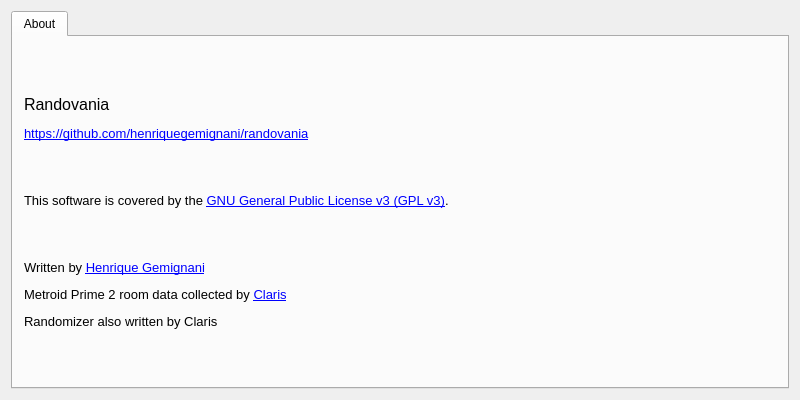
This is randovania/gui/mainwindow.ui in randovania/randovania as Qt 5 draws it before an edit. The edited form follows.
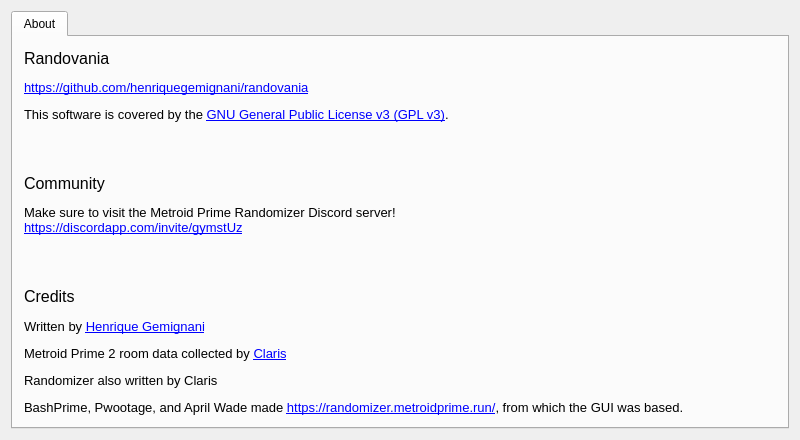
This is the edited form.

Commit message: Make the History window the default one, remove Seed Searching

The edit to the form file:
```diff
--- a/randovania/gui/mainwindow.ui
+++ b/randovania/gui/mainwindow.ui
@@ -40,7 +40,10 @@
         <item row="0" column="0">
          <widget class="QLabel" name="label">
           <property name="text">
-           <string>&lt;html&gt;&lt;head/&gt;&lt;body&gt;&lt;p&gt;&lt;span style=&quot; font-size:12pt;&quot;&gt;Randovania&lt;/span&gt;&lt;/p&gt;&lt;p&gt;&lt;a href=&quot;https://github.com/henriquegemignani/randovania&quot;&gt;&lt;span style=&quot; font-size:10pt; text-decoration: underline; color:#0000ff;&quot;&gt;https://github.com/henriquegemignani/randovania&lt;/span&gt;&lt;/a&gt;&lt;/p&gt;&lt;p&gt;&lt;br/&gt;&lt;/p&gt;&lt;p&gt;&lt;span style=&quot; font-size:10pt;&quot;&gt;This software is covered by the &lt;/span&gt;&lt;a href=&quot;https://www.gnu.org/licenses/gpl-3.0.en.html&quot;&gt;&lt;span style=&quot; font-size:10pt; text-decoration: underline; color:#0000ff;&quot;&gt;GNU General Public License v3 (GPL v3)&lt;/span&gt;&lt;/a&gt;&lt;span style=&quot; font-size:10pt;&quot;&gt;.&lt;/span&gt;&lt;/p&gt;&lt;p&gt;&lt;br/&gt;&lt;/p&gt;&lt;p&gt;&lt;span style=&quot; font-size:10pt;&quot;&gt;Written by &lt;/span&gt;&lt;a href=&quot;https://github.com/henriquegemignani/&quot;&gt;&lt;span style=&quot; font-size:10pt; text-decoration: underline; color:#0000ff;&quot;&gt;Henrique Gemignani&lt;/span&gt;&lt;/a&gt;&lt;/p&gt;&lt;p&gt;&lt;span style=&quot; font-size:10pt;&quot;&gt;Metroid Prime 2 room data collected by &lt;/span&gt;&lt;a href=&quot;https://twitter.com/ClarisRobyn&quot;&gt;&lt;span style=&quot; font-size:10pt; text-decoration: underline; color:#0000ff;&quot;&gt;Claris&lt;/span&gt;&lt;/a&gt;&lt;/p&gt;&lt;p&gt;&lt;span style=&quot; font-size:10pt;&quot;&gt;Randomizer also written by Claris&lt;/span&gt;&lt;/p&gt;&lt;/body&gt;&lt;/html&gt;</string>
+           <string>&lt;html&gt;&lt;head/&gt;&lt;body&gt;&lt;p&gt;&lt;span style=&quot; font-size:12pt;&quot;&gt;Randovania&lt;/span&gt;&lt;/p&gt;&lt;p&gt;&lt;a href=&quot;https://github.com/henriquegemignani/randovania&quot;&gt;&lt;span style=&quot; font-size:10pt; text-decoration: underline; color:#0000ff;&quot;&gt;https://github.com/henriquegemignani/randovania&lt;/span&gt;&lt;/a&gt;&lt;/p&gt;&lt;p&gt;&lt;span style=&quot; font-size:10pt;&quot;&gt;This software is covered by the &lt;/span&gt;&lt;a href=&quot;https://www.gnu.org/licenses/gpl-3.0.en.html&quot;&gt;&lt;span style=&quot; font-size:10pt; text-decoration: underline; color:#0000ff;&quot;&gt;GNU General Public License v3 (GPL v3)&lt;/span&gt;&lt;/a&gt;&lt;span style=&quot; font-size:10pt;&quot;&gt;.&lt;/span&gt;&lt;/p&gt;&lt;p&gt;&lt;br/&gt;&lt;/p&gt;&lt;p&gt;&lt;span style=&quot; font-size:12pt;&quot;&gt;Community&lt;/span&gt;&lt;/p&gt;&lt;p&gt;&lt;span style=&quot; font-size:10pt;&quot;&gt;Make sure to visit the Metroid Prime Randomizer Discord server!&lt;/span&gt;&lt;br/&gt;&lt;a href=&quot;https://discordapp.com/invite/gymstUz&quot;&gt;&lt;span style=&quot; font-size:10pt; text-decoration: underline; color:#0000ff;&quot;&gt;https://discordapp.com/invite/gymstUz&lt;/span&gt;&lt;/a&gt;&lt;/p&gt;&lt;p&gt;&lt;br/&gt;&lt;/p&gt;&lt;p&gt;&lt;span style=&quot; font-size:12pt;&quot;&gt;Credits&lt;/span&gt;&lt;br/&gt;&lt;br/&gt;&lt;span style=&quot; font-size:10pt;&quot;&gt;Written by &lt;/span&gt;&lt;a href=&quot;https://github.com/henriquegemignani/&quot;&gt;&lt;span style=&quot; font-size:10pt; text-decoration: underline; color:#0000ff;&quot;&gt;Henrique Gemignani&lt;/span&gt;&lt;/a&gt;&lt;/p&gt;&lt;p&gt;&lt;span style=&quot; font-size:10pt;&quot;&gt;Metroid Prime 2 room data collected by &lt;/span&gt;&lt;a href=&quot;https://twitter.com/ClarisRobyn&quot;&gt;&lt;span style=&quot; font-size:10pt; text-decoration: underline; color:#0000ff;&quot;&gt;Claris&lt;/span&gt;&lt;/a&gt;&lt;/p&gt;&lt;p&gt;&lt;span style=&quot; font-size:10pt;&quot;&gt;Randomizer also written by Claris&lt;/span&gt;&lt;/p&gt;&lt;p&gt;&lt;span style=&quot; font-size:10pt;&quot;&gt;BashPrime, Pwootage, and April Wade made &lt;/span&gt;&lt;a href=&quot;https://randomizer.metroidprime.run/&quot;&gt;&lt;span style=&quot; font-size:10pt; text-decoration: underline; color:#0000ff;&quot;&gt;https://randomizer.metroidprime.run/&lt;/span&gt;&lt;/a&gt;&lt;span style=&quot; font-size:10pt;&quot;&gt;, from which the GUI was based.&lt;/span&gt;&lt;/p&gt;&lt;/body&gt;&lt;/html&gt;</string>
+          </property>
+          <property name="openExternalLinks">
+           <bool>true</bool>
           </property>
          </widget>
         </item>
```
The commit also changes 2 other files.
